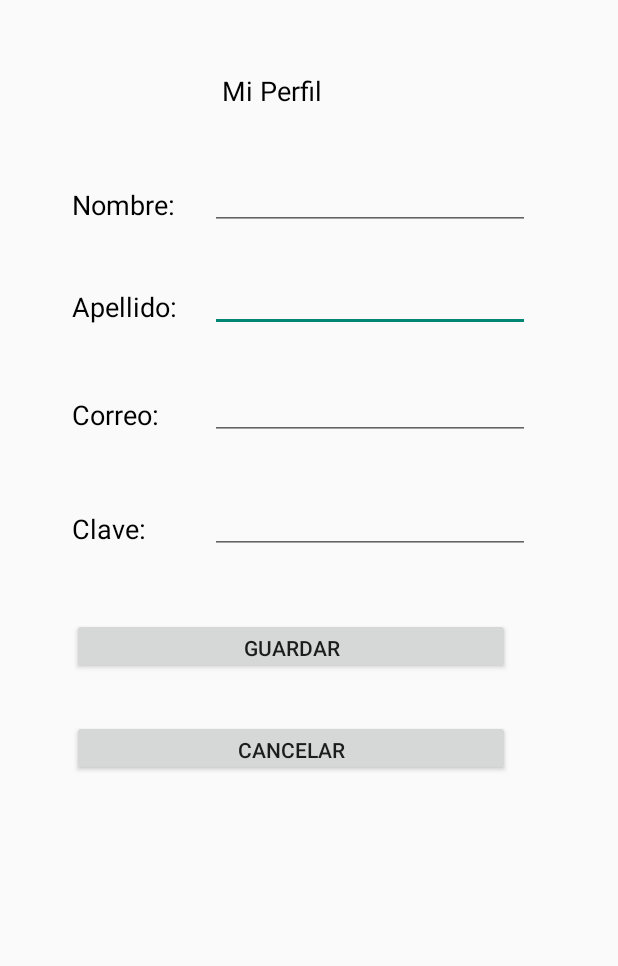
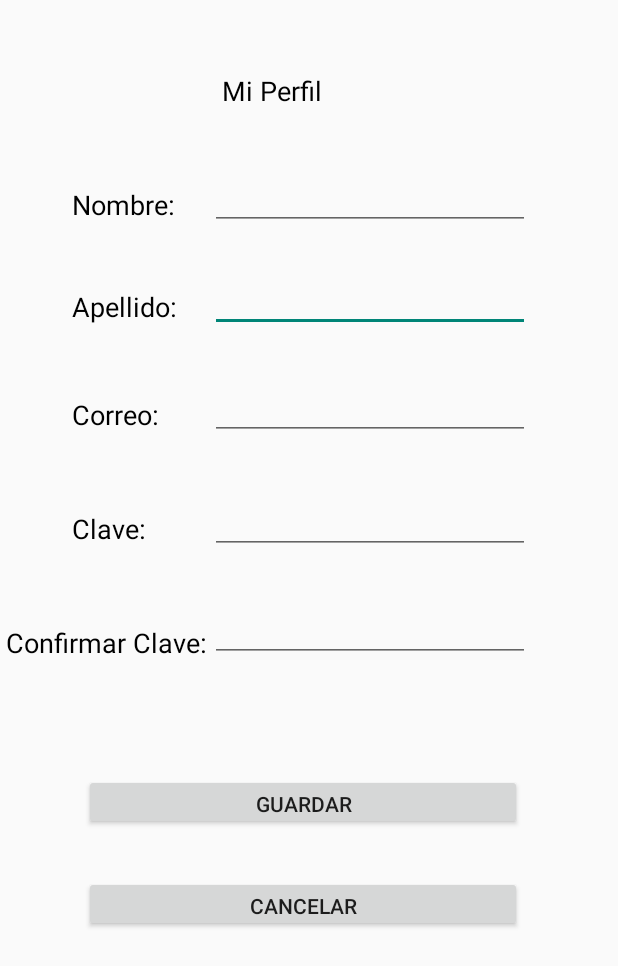
Before and after one commit to NosakaKing/Agenda, an Android app built with Jetpack Compose: the PerfilActivity screen opened directly, with no data from a screen before it, on a phone screen of 412 x 824 dp. Shown: the top 966 px of the screen. Run offline under Robolectric (Android 15) with nearby library versions, the phone set to English and light mode, and no system bars; our stand-ins replace Volley; network calls fail; 1 statement that could not run was skipped.

Commit message:
Feat: Perfil Activity

```diff
--- a/app/src/main/res/layout/perfil.xml
+++ b/app/src/main/res/layout/perfil.xml
@@ -43,6 +43,18 @@
         app:layout_constraintStart_toStartOf="parent"
         app:layout_constraintTop_toTopOf="parent" />
 
+    <EditText
+        android:id="@+id/txtPassword2"
+        android:layout_width="wrap_content"
+        android:layout_height="wrap_content"
+        android:layout_marginStart="140dp"
+        android:layout_marginTop="396dp"
+        android:ems="10"
+        android:inputType="text"
+        android:text=""
+        app:layout_constraintStart_toStartOf="parent"
+        app:layout_constraintTop_toTopOf="parent" />
+
     <TextView
         android:id="@+id/lblApellido"
         android:layout_width="wrap_content"
@@ -74,6 +86,18 @@
         android:layout_marginStart="48dp"
         android:layout_marginTop="340dp"
         android:text="Clave:"
+        android:textColor="@color/black"
+        android:textSize="18sp"
+        app:layout_constraintStart_toStartOf="parent"
+        app:layout_constraintTop_toTopOf="parent" />
+
+    <TextView
+        android:id="@+id/lblPassword2"
+        android:layout_width="wrap_content"
+        android:layout_height="wrap_content"
+        android:layout_marginStart="4dp"
+        android:layout_marginTop="416dp"
+        android:text="Confirmar Clave:"
         android:textColor="@color/black"
         android:textSize="18sp"
         app:layout_constraintStart_toStartOf="parent"
@@ -119,8 +143,8 @@
         android:id="@+id/btnSave"
         android:layout_width="292dp"
         android:layout_height="37dp"
-        android:layout_marginStart="48dp"
-        android:layout_marginTop="412dp"
+        android:layout_marginStart="56dp"
+        android:layout_marginTop="516dp"
         android:text="Guardar"
         app:layout_constraintStart_toStartOf="parent"
         app:layout_constraintTop_toTopOf="parent" />
@@ -129,8 +153,8 @@
         android:id="@+id/btnCancel"
         android:layout_width="292dp"
         android:layout_height="37dp"
-        android:layout_marginStart="48dp"
-        android:layout_marginTop="480dp"
+        android:layout_marginStart="56dp"
+        android:layout_marginTop="584dp"
         android:text="Cancelar"
         app:layout_constraintStart_toStartOf="parent"
         app:layout_constraintTop_toTopOf="parent" />
```
Also changed, not shown: app/src/main/java/com/example/myapplication/MainActivity.kt (+11 -0 lines), app/src/main/java/com/example/myapplication/PerfilActivity.kt (+59 -4 lines), app/src/main/res/layout/main.xml (+39 -0 lines).
